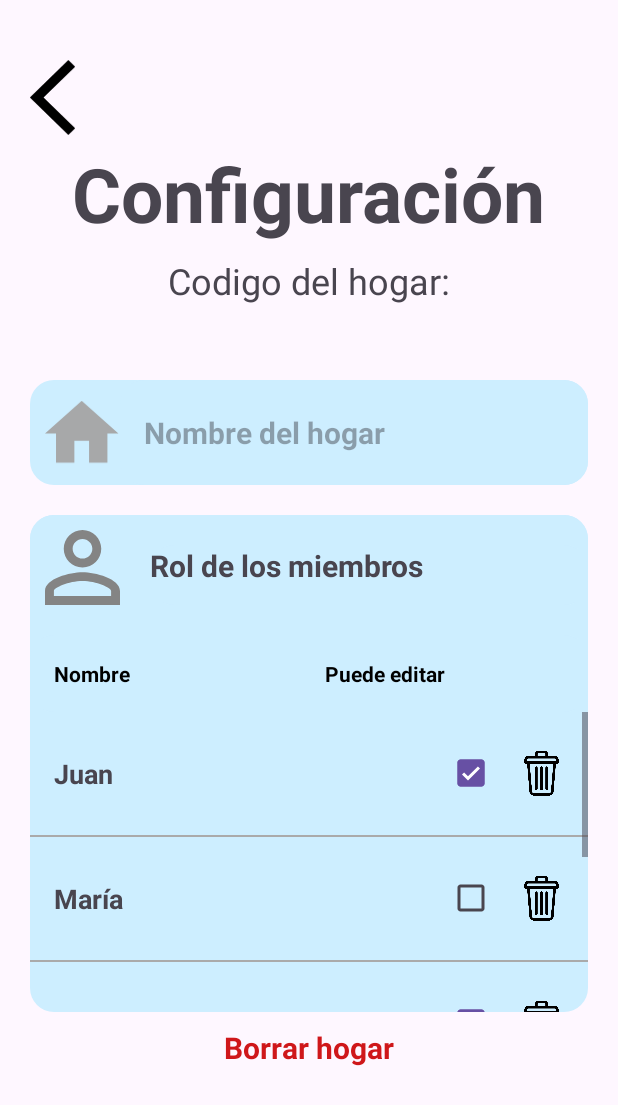
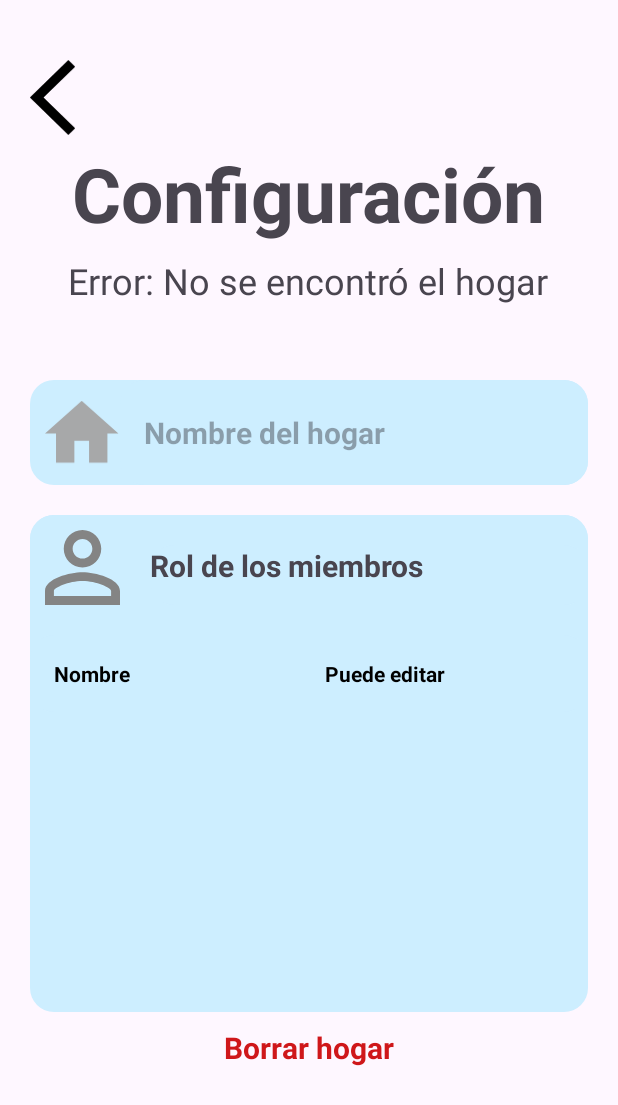
Before and after one commit to Pazoomer/ProyectoFinalAplicaciones, an Android app: the MainActivity screen opened directly, with no data from a screen before it, after a tap on an icon or button, on a phone screen of 412 x 824 dp. Shown: the top 1105 px of the screen. Run offline under Robolectric (Android 15) with nearby library versions, the phone set to English and light mode, and no system bars; our stand-ins replace Firebase (no records; nobody signed in at launch, a user with empty details on screens opened directly); 1 statement that could not run was skipped.

Commit message:
Mostrar detalles de casa en settings
Home ahora implementa Parcelable para serializar y mandarse como extra de un intent

```diff
--- a/app/src/main/java/zamora/jorge/taskfam/MainActivity.kt
+++ b/app/src/main/java/zamora/jorge/taskfam/MainActivity.kt
@@ -19,6 +19,7 @@ import androidx.appcompat.app.AppCompatActivity
 import androidx.core.view.ViewCompat
 import androidx.core.view.WindowInsetsCompat
 import zamora.jorge.taskfam.data.Day
+import zamora.jorge.taskfam.data.Home
 import zamora.jorge.taskfam.data.Task
 import zamora.jorge.taskfam.databinding.ActivityMainBinding
 
@@ -26,12 +27,11 @@ class MainActivity : AppCompatActivity() {
     private lateinit var binding: ActivityMainBinding
     private val listaDias = mutableListOf<Day>()
     private var mostrarSoloHoy = false
+    private var home: Home? = null
 
     override fun onCreate(savedInstanceState: Bundle?) {
         super.onCreate(savedInstanceState)
         enableEdgeToEdge()
-
-
 
         setContentView(R.layout.activity_main)
         ViewCompat.setOnApplyWindowInsetsListener(findViewById(R.id.main)) { v, insets ->
@@ -40,15 +40,16 @@ class MainActivity : AppCompatActivity() {
             insets
         }
 
+        home = intent.getParcelableExtra<Home>("HOME")
+
         window.statusBarColor = Color.BLACK
 
         binding = ActivityMainBinding.inflate(layoutInflater)
         setContentView(binding.root)
 
-//        llenarListaDias()
+        //llenarListaDias()
         val dayAdapter = DayAdapter(this, listaDias)
         binding.lvDias.adapter = dayAdapter
-
 
         binding.switchOnOff.setOnCheckedChangeListener { _, isChecked ->
             mostrarSoloHoy = isChecked
@@ -74,6 +75,7 @@ class MainActivity : AppCompatActivity() {
 
         binding.ivSettings.setOnClickListener {
             val intent = Intent(this, Settings::class.java)
+            intent.putExtra("HOME", home)
             startActivity(intent)
         }
 
--- a/app/src/main/java/zamora/jorge/taskfam/Settings.kt
+++ b/app/src/main/java/zamora/jorge/taskfam/Settings.kt
@@ -7,6 +7,7 @@ import android.graphics.drawable.ColorDrawable
 import android.os.Bundle
 import android.text.Editable
 import android.text.TextWatcher
+import android.util.Log
 import android.view.LayoutInflater
 import android.view.View
 import android.view.ViewGroup
@@ -21,12 +22,23 @@ import androidx.activity.enableEdgeToEdge
 import androidx.appcompat.app.AppCompatActivity
 import androidx.core.view.ViewCompat
 import androidx.core.view.WindowInsetsCompat
-import zamora.jorge.taskfam.databinding.ActivityLoginBinding
+import com.google.firebase.auth.FirebaseAuth
+import com.google.firebase.database.ChildEventListener
+import com.google.firebase.database.DataSnapshot
+import com.google.firebase.database.DatabaseError
+import com.google.firebase.database.DatabaseReference
+import com.google.firebase.database.FirebaseDatabase
+import com.google.firebase.database.ValueEventListener
+import zamora.jorge.taskfam.data.Home
+import zamora.jorge.taskfam.data.Member
 import zamora.jorge.taskfam.databinding.ActivitySettingsBinding
 
 class Settings : AppCompatActivity() {
 
     private lateinit var binding: ActivitySettingsBinding
+    private var home: Home? = null
+    private lateinit var auth: FirebaseAuth
+    private lateinit var database: DatabaseReference
 
     override fun onCreate(savedInstanceState: Bundle?) {
         super.onCreate(savedInstanceState)
@@ -38,13 +50,12 @@ class Settings : AppCompatActivity() {
             insets
         }
 
+        binding = ActivitySettingsBinding.inflate(layoutInflater)
+        setContentView(binding.root)
+
         window.statusBarColor = Color.BLACK
 
-             //TODO: Traer datos (codigo, nombre de la casa, miembros, rol del usuario)
-
-            //TODO: Colocar datos en los campos
-
-            //TODO: Colocar los miembros en la lista
+        home = intent.getParcelableExtra<Home>("HOME")
 
         //TODO: Si el usuario no es creador del hogar, no dejarle editar nada
 
@@ -74,7 +85,61 @@ class Settings : AppCompatActivity() {
                 guardarNombre(s.toString())
             }
         })
-             colocarDatosEjemplo()
+
+        //home = intent.getParcelableExtra<Home>("HOME")
+        auth = FirebaseAuth.getInstance()
+        database = FirebaseDatabase.getInstance().reference.child("members")
+
+        getMembers()
+        //colocarDatosEjemplo()
+
+        binding.tvSubtitulo.text = "Codigo del hogar: ${home!!.code}"
+
+        home?.let {
+            binding.tvSubtitulo.text = "Código del hogar: ${it.code}"
+            binding.etNombreHogar.setText(it.nombre)
+        } ?: run {
+            binding.tvSubtitulo.text = "Error: No se encontró el hogar"
+        }
+    }
+
+    fun getMembers() {
+
+        if(home==null){
+            return
+        }else if(home?.members==null){
+            return
+        }
+
+        val membersIds = home?.members ?: emptyList()
+
+        if (membersIds.isEmpty()) {
+            Log.d("Firebase", "No hay miembros en este hogar.")
+            return
+        }
+
+        val membersHome = mutableListOf<Member>()
+
+        for (memberId in membersIds) {
+            database.child(memberId).addListenerForSingleValueEvent(object : ValueEventListener {
+                override fun onDataChange(snapshot: DataSnapshot) {
+                    if (snapshot.exists()) {
+                        val member = snapshot.getValue(Member::class.java)
+                        member?.let { membersHome.add(it) }
+                    }
+
+                    if (membersHome.size == membersIds.size) {
+                        val listView = findViewById<ListView>(R.id.listViewMiembros)
+                        val adapter = MiembroAdapter(this@Settings, membersHome)
+                        listView.adapter = adapter
+                    }
+                }
+
+                override fun onCancelled(error: DatabaseError) {
+                    Log.e("Firebase", "Error al obtener miembro: ${error.message}")
+                }
+            })
+        }
     }
 
     fun guardarNombre(texto: String) {
@@ -88,24 +153,22 @@ class Settings : AppCompatActivity() {
         Toast.makeText(this, "Texto actualizado: $texto", Toast.LENGTH_SHORT).show()
     }
 
+    /*
     fun colocarDatosEjemplo(){
         val listView = findViewById<ListView>(R.id.listViewMiembros)
         val datosEjemplo = listOf(
-            Miembro("Juan", true),
-            Miembro("María", false),
-            Miembro("Carlos", true),
-            Miembro("Ana", false),
-            Miembro("Luis", true)
+            Member("Juan", true),
+            Member("María", false),
+            Member("Carlos", true),
+            Member("Ana", false),
+            Member("Luis", true)
         )
 
         val adapter = MiembroAdapter(this, datosEjemplo)
         listView.adapter = adapter
-    }
+    }*/
 
-    //TODO: USAR LA DATA CLASS DE MEMBER EN VEZ DE ESTA
-    data class Miembro(val nombre: String, var puedeEditar: Boolean)
-
-    class MiembroAdapter(private val context: Context, private val data: List<Miembro>) : BaseAdapter() {
+    class MiembroAdapter(private val context: Context, private val data: List<Member>) : BaseAdapter() {
 
         override fun getCount(): Int = data.size
 
@@ -122,15 +185,16 @@ class Settings : AppCompatActivity() {
 
             val miembro = data[position]
 
-            tvNombre.text = miembro.nombre
-            checkBoxRol.isChecked = miembro.puedeEditar
-
+            tvNombre.text = miembro.name
+            //checkBoxRol.isChecked = miembro.
+            //TODO: Member debe tener puede editar
+            /*
             checkBoxRol.setOnCheckedChangeListener { _, isChecked ->
                 miembro.puedeEditar = isChecked
-            }
+            }*/
 
             btnEliminar.setOnClickListener {
-                Toast.makeText(context, "Eliminar a ${miembro.nombre}", Toast.LENGTH_SHORT).show()
+                Toast.makeText(context, "Eliminar a ${miembro.name}", Toast.LENGTH_SHORT).show()
             }
             return view
         }
```
Also changed, not shown: app/src/main/java/zamora/jorge/taskfam/CreateJoinHome.kt (+9 -12 lines), app/src/main/java/zamora/jorge/taskfam/data/Home.kt (+36 -1 lines). Lines whose indentation alone changed are shown as unchanged.
